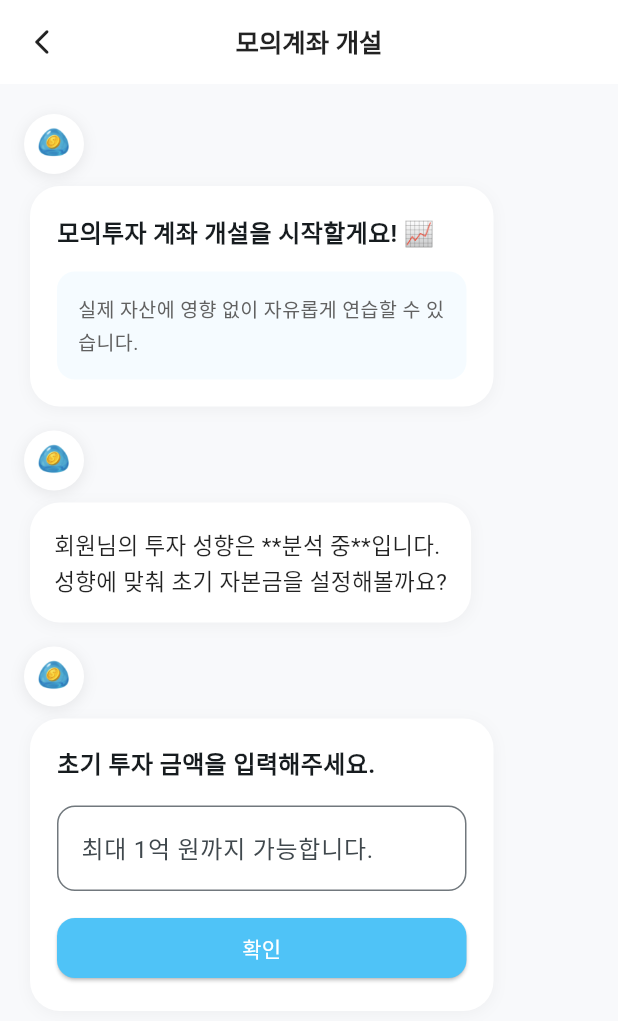
After one commit to SangKyuuu/team3_flutter, a Flutter app: the MockAccountCreateScreen screen opened by its route, after a tap on "확인", on a phone screen of 412 x 824 dp. The commit adds this screen. Shown: the top 1021 px of the screen. Run offline on Flutter 3.47's test engine with Material 3 defaults, Android fonts, the phone set to English and light mode, and no system bars; our stand-ins replace dio, fl_chart, flutter_secure_storage, google_fonts; accounts and stored records are empty; network calls fail.

Commit message:
모의투자 기본틀

```diff
--- /dev/null
+++ b/lib/data/service/mock_api.dart
@@ -0,0 +1,59 @@
+import 'api_client.dart';
+
+class MockApi {
+  /// 사용자의 모의투자 계좌 존재 여부 확인
+  static Future<bool> checkHasAccount() async {
+    try {
+      // 서버의 계좌 조회 엔드포인트 호출 (예: /mock/account/status)
+      final response = await ApiClient.dio.get('/mock/account/status');
+
+      if (response.statusCode == 200) {
+        // 서버에서 'hasAccount': true/false 식으로 응답을 준다고 가정
+        return response.data['hasAccount'] ?? false;
+      }
+      return false;
+    } catch (e) {
+      // 계좌가 없는 경우 404 에러가 발생할 수 있으므로 false 반환
+      return false;
+    }
+  }
+
+  /// 모의투자 계좌 생성 API
+  static Future<bool> createMockAccount(int initialBalance) async {
+    try {
+      final response = await ApiClient.dio.post(
+        '/mock/account',
+        data: {'balance': initialBalance},
+      );
+      return response.statusCode == 200;
+    } catch (e) {
+      return false;
+    }
+  }
+
+  /// 사용자의 투자 성향 결과 조회
+  static Future<String?> getInvestmentType() async {
+    try {
+      final response = await ApiClient.dio.get('/risk-test/result');
+      if (response.statusCode == 200) {
+        return response.data['riskType']; // 예: '적극투자형'
+      }
+    } catch (e) {
+      return null;
+    }
+    return null;
+  }
+
+  /// 모의투자 대시보드 요약 데이터 조회
+  static Future<Map<String, dynamic>?> getMockDashboardSummary() async {
+    try {
+      final response = await ApiClient.dio.get('/mock/dashboard/summary');
+      if (response.statusCode == 200) {
+        return response.data;
+      }
+    } catch (e) {
+      return null;
+    }
+    return null;
+  }
+}
--- /dev/null
+++ b/lib/features/mock_investment/screens/mock_account_create_screen.dart
@@ -0,0 +1,306 @@
+import 'package:flutter/material.dart';
+import 'package:flutter/services.dart';
+import '../../home/constants/app_colors.dart';
+import '../../subscription/fund_subscription_screen.dart';
+import '../../../data/service/mock_api.dart';
+
+class MockAccountCreateScreen extends StatefulWidget {
+  const MockAccountCreateScreen({super.key});
+
+  @override
+  State<MockAccountCreateScreen> createState() => _MockAccountCreateScreenState();
+}
+
+class _MockAccountCreateScreenState extends State<MockAccountCreateScreen> {
+  final ScrollController _scrollController = ScrollController();
+  final TextEditingController _amountController = TextEditingController();
+  final List<ChatItem> _chatItems = [];
+  bool _isTyping = false;
+
+  @override
+  void initState() {
+    super.initState();
+    _startOnboarding();
+  }
+
+  @override
+  void dispose() {
+    _scrollController.dispose();
+    _amountController.dispose();
+    super.dispose();
+  }
+
+  Future<void> _startOnboarding() async {
+    // 1. 환영 메시지
+    await _addBotMessage(ChatItem.cardMessage(
+      title: '모의투자 계좌 개설을 시작할게요! 📈',
+      description: '실제 자산에 영향 없이 자유롭게 연습할 수 있습니다.',
+    ));
+
+    // 2. 투자 성향 연동 (MockApi 사용)
+    String? riskType = await MockApi.getInvestmentType();
+    await _addBotMessage(ChatItem.textMessage(
+      '회원님의 투자 성향은 **${riskType ?? "분석 중"}**입니다.\n성향에 맞춰 초기 자본금을 설정해볼까요?',
+    ));
+
+    // 3. 금액 입력 단계
+    await _addBotMessage(ChatItem.amountInput(
+      question: '초기 투자 금액을 입력해주세요.',
+      hint: '최대 1억 원까지 가능합니다.',
+      onSubmit: _handleAmountSubmit,
+    ));
+  }
+
+  Future<void> _handleAmountSubmit(int amount) async {
+    _addUserMessage('${_formatNumber(amount)}원');
+    _disableLastSelection();
+
+    await _addBotMessage(ChatItem.confirmCard(
+      title: '계좌를 개설하시겠습니까?',
+      description: '입력하신 금액으로 가상 계좌가 생성됩니다.',
+      confirmText: '개설하기',
+      cancelText: '취소',
+      onConfirm: () => _finalizeAccount(amount),
+      onCancel: () => Navigator.pop(context),
+    ));
+  }
+
+  Future<void> _finalizeAccount(int amount) async {
+    bool success = await MockApi.createMockAccount(amount);
+    if (success) {
+      await _addBotMessage(ChatItem.textMessage('개설 완료! 🎉 이제 대시보드로 이동합니다.'));
+      await Future.delayed(const Duration(seconds: 1));
+
+      if (mounted) Navigator.pushReplacementNamed(context, '/mock/dashboard');
+    }
+  }
+
+  // 데이터 관리 헬퍼 함수
+  Future<void> _addBotMessage(ChatItem item) async {
+    setState(() => _isTyping = true);
+    _scrollToBottom();
+    await Future.delayed(const Duration(milliseconds: 600));
+    setState(() {
+      _isTyping = false;
+      _chatItems.add(item);
+    });
+    _scrollToBottom();
+  }
+
+  void _addUserMessage(String message) {
+    setState(() {
+      _chatItems.add(ChatItem.userMessage(message));
+    });
+    _scrollToBottom();
+  }
+
+  void _disableLastSelection() {
+    setState(() {
+      for (int i = _chatItems.length - 1; i >= 0; i--) {
+        if (_chatItems[i].hasInteraction) {
+          _chatItems[i] = _chatItems[i].copyWithDisabled();
+          break;
+        }
+      }
+    });
+  }
+
+  void _scrollToBottom() {
+    WidgetsBinding.instance.addPostFrameCallback((_) {
+      if (_scrollController.hasClients) {
+        _scrollController.animateTo(
+          _scrollController.position.maxScrollExtent,
+          duration: const Duration(milliseconds: 300),
+          curve: Curves.easeOut,
+        );
+      }
+    });
+  }
+
+  String _formatNumber(int number) {
+    return number.toString().replaceAllMapped(
+      RegExp(r'(\d{1,3})(?=(\d{3})+(?!\d))'),
+          (Match m) => '${m[1]},',
+    );
+  }
+
+  @override
+  Widget build(BuildContext context) {
+    return Scaffold(
+      backgroundColor: const Color(0xFFF8F9FB),
+      appBar: AppBar(
+        backgroundColor: Colors.white,
+        elevation: 0,
+        leading: IconButton(
+          icon: const Icon(Icons.arrow_back_ios_new_rounded, color: Colors.black87, size: 20),
+          onPressed: () => Navigator.pop(context),
+        ),
+        title: const Text('모의계좌 개설', style: TextStyle(color: Colors.black87, fontWeight: FontWeight.w600, fontSize: 17)),
+        centerTitle: true,
+      ),
+      body: Column(
+        children: [
+          Expanded(
+            child: ListView.builder(
+              controller: _scrollController,
+              padding: const EdgeInsets.symmetric(horizontal: 16, vertical: 20),
+              itemCount: _chatItems.length + (_isTyping ? 1 : 0),
+              itemBuilder: (context, index) {
+                if (_isTyping && index == _chatItems.length) {
+                  return const SizedBox(); // 타이핑 인디케이터는 필요시 추가
+                }
+                return _buildChatItem(_chatItems[index]);
+              },
+            ),
+          ),
+        ],
+      ),
+    );
+  }
+
+  // UI 빌더 함수 (fund_subscription_screen.dart 스타일 적용)
+  Widget _buildChatItem(ChatItem item) {
+    if (item.isUser) {
+      return _buildUserMessage(item.text!);
+    }
+    return Padding(
+      padding: const EdgeInsets.only(bottom: 16),
+      child: Column(
+        crossAxisAlignment: CrossAxisAlignment.start,
+        children: [
+          _buildBotAvatar(),
+          const SizedBox(height: 8),
+          Padding(
+            padding: const EdgeInsets.only(left: 4),
+            child: ConstrainedBox(
+              constraints: BoxConstraints(maxWidth: MediaQuery.of(context).size.width * 0.75),
+              child: _buildBotContent(item),
+            ),
+          ),
+        ],
+      ),
+    );
+  }
+
+  Widget _buildBotAvatar() {
+    return Container(
+      width: 40, height: 40,
+      decoration: BoxDecoration(color: Colors.white, shape: BoxShape.circle, boxShadow: [BoxShadow(color: Colors.black.withOpacity(0.08), blurRadius: 8, offset: const Offset(0, 2))]),
+      child: ClipOval(child: Padding(padding: const EdgeInsets.all(6), child: Image.asset('assets/images/logo.png', fit: BoxFit.contain, errorBuilder: (context, error, stackTrace) => Icon(Icons.water_drop_rounded, color: AppColors.primaryColor, size: 22)))),
+    );
+  }
+
+  Widget _buildUserMessage(String text) {
+    return Padding(
+      padding: const EdgeInsets.only(bottom: 16),
+      child: Row(
+        mainAxisAlignment: MainAxisAlignment.end,
+        children: [
+          Container(
+            constraints: BoxConstraints(maxWidth: MediaQuery.of(context).size.width * 0.65),
+            padding: const EdgeInsets.symmetric(horizontal: 18, vertical: 12),
+            decoration: BoxDecoration(color: AppColors.primaryColor, borderRadius: BorderRadius.circular(20), boxShadow: [BoxShadow(color: AppColors.primaryColor.withOpacity(0.3), blurRadius: 8, offset: const Offset(0, 3))]),
+            child: Text(text, style: const TextStyle(color: Colors.white, fontSize: 15, height: 1.4)),
+          ),
+        ],
+      ),
+    );
+  }
+
+  Widget _buildBotContent(ChatItem item) {
+    switch (item.type) {
+      case ChatItemType.text: return _buildTextBubble(item.text!);
+      case ChatItemType.card: return _buildCardBubble(item);
+      case ChatItemType.amountInput: return _buildAmountInputCard(item);
+      case ChatItemType.confirm: return _buildConfirmCard(item);
+      default: return const SizedBox();
+    }
+  }
+
+  Widget _buildTextBubble(String text) {
+    return Container(
+      padding: const EdgeInsets.all(16),
+      decoration: BoxDecoration(color: Colors.white, borderRadius: BorderRadius.circular(20), boxShadow: [BoxShadow(color: Colors.black.withOpacity(0.04), blurRadius: 8, offset: const Offset(0, 2))]),
+      child: Text(text, style: const TextStyle(fontSize: 15, height: 1.5, color: Colors.black87)),
+    );
+  }
+
+  Widget _buildCardBubble(ChatItem item) {
+    return Container(
+      padding: const EdgeInsets.all(18),
+      decoration: BoxDecoration(color: Colors.white, borderRadius: BorderRadius.circular(20), boxShadow: [BoxShadow(color: Colors.black.withOpacity(0.04), blurRadius: 8, offset: const Offset(0, 2))]),
+      child: Column(
+        crossAxisAlignment: CrossAxisAlignment.start,
+        children: [
+          Text(item.title!, style: const TextStyle(fontSize: 16, fontWeight: FontWeight.w600, height: 1.5)),
+          if (item.description != null) ...[
+            const SizedBox(height: 14),
+            Container(width: double.infinity, padding: const EdgeInsets.all(14), decoration: BoxDecoration(color: AppColors.primaryColor.withOpacity(0.06), borderRadius: BorderRadius.circular(12)), child: Text(item.description!, style: TextStyle(fontSize: 13, color: Colors.grey.shade700, height: 1.6))),
+          ],
+        ],
+      ),
+    );
+  }
+
+  Widget _buildAmountInputCard(ChatItem item) {
+    return Container(
+      padding: const EdgeInsets.all(18),
+      decoration: BoxDecoration(color: Colors.white, borderRadius: BorderRadius.circular(20), boxShadow: [BoxShadow(color: Colors.black.withOpacity(0.04), blurRadius: 8, offset: const Offset(0, 2))]),
+      child: Column(
+        crossAxisAlignment: CrossAxisAlignment.start,
+        children: [
+          Text(item.question!, style: const TextStyle(fontSize: 16, fontWeight: FontWeight.w600)),
+          if (!item.isDisabled) ...[
+            const SizedBox(height: 16),
+            TextField(
+              controller: _amountController,
+              keyboardType: TextInputType.number,
+              decoration: InputDecoration(hintText: item.hint ?? '금액 입력', suffixText: '원', border: OutlineInputBorder(borderRadius: BorderRadius.circular(12))),
+            ),
+            const SizedBox(height: 14),
+            SizedBox(
+              width: double.infinity,
+              child: ElevatedButton(
+                onPressed: () {
+                  final amount = int.tryParse(_amountController.text.replaceAll(',', ''));
+                  if (amount != null) item.onAmountSubmit!(amount);
+                },
+                style: ElevatedButton.styleFrom(backgroundColor: AppColors.primaryColor, foregroundColor: Colors.white, shape: RoundedRectangleBorder(borderRadius: BorderRadius.circular(12))),
+                child: const Text('확인'),
+              ),
+            ),
+          ],
+        ],
+      ),
+    );
+  }
+
+  Widget _buildConfirmCard(ChatItem item) {
+    return Container(
+      padding: const EdgeInsets.all(18),
+      decoration: BoxDecoration(color: Colors.white, borderRadius: BorderRadius.circular(20), boxShadow: [BoxShadow(color: Colors.black.withOpacity(0.04), blurRadius: 8, offset: const Offset(0, 2))]),
+      child: Column(
+        crossAxisAlignment: CrossAxisAlignment.start,
+        children: [
+          Text(item.title!, style: const TextStyle(fontSize: 16, fontWeight: FontWeight.w600)),
+          const SizedBox(height: 14),
+          Text(item.description!, style: TextStyle(fontSize: 13, color: Colors.grey.shade600)),
+          const SizedBox(height: 18),
+          SizedBox(
+            width: double.infinity,
+            child: ElevatedButton(
+              onPressed: item.isDisabled ? null : item.onConfirm,
+              style: ElevatedButton.styleFrom(backgroundColor: AppColors.primaryColor, foregroundColor: Colors.white, shape: RoundedRectangleBorder(borderRadius: BorderRadius.circular(12))),
+              child: Text(item.confirmText ?? '확인'),
+            ),
+          ),
+          const SizedBox(height: 10),
+          SizedBox(
+            width: double.infinity,
+            child: TextButton(onPressed: item.isDisabled ? null : item.onCancel, child: Text(item.cancelText ?? '취소')),
+          ),
+        ],
+      ),
+    );
+  }
+}
--- a/lib/features/splash/splash_screen.dart
+++ b/lib/features/splash/splash_screen.dart
@@ -49,6 +49,7 @@ class _SplashScreenState extends State<SplashScreen> {
     Navigator.pushReplacement(
       context,
       MaterialPageRoute(builder: (_) => const LoginScreen()),
+      //MaterialPageRoute(builder: (_) => const HomeScreen()),
     );
   }
 
--- a/lib/main.dart
+++ b/lib/main.dart
@@ -1,5 +1,9 @@
 import 'package:flutter/material.dart';
-import 'package:team3/features/splash/splash_screen.dart'; // 경로 주의
+import 'package:team3/features/splash/splash_screen.dart';
+
+import 'features/home/home_screen.dart';
+import 'features/mock_investment/screens/mock_account_create_screen.dart';
+import 'features/mock_investment/screens/mock_dashboard_screen.dart'; // 경로 주의
 
 void main() {
   runApp(const MyApp());
@@ -19,7 +23,14 @@ class MyApp extends StatelessWidget {
         ),
         scaffoldBackgroundColor: Colors.white,
       ),
-      home: const SplashScreen(), // 시작은 무조건 스플래시
+      //home: const SplashScreen(), // 시작은 무조건 스플래시
+      initialRoute: '/', // 시작 경로를 명시적으로 지정.
+      routes: {
+        '/': (context) => const SplashScreen(),
+        '/home': (context) => const HomeScreen(),
+        '/mock/create': (context) => const MockAccountCreateScreen(), // 개설 화면
+        '/mock/dashboard': (context) => const MockDashboardScreen(), // 대시보드 화면 추가!
+      },
     );
   }
 }
```
Also changed, not shown: lib/features/home/menu_screen.dart (+64 -2 lines), lib/features/mock_investment/screens/mock_dashboard_screen.dart (added, +175 -0 lines).
